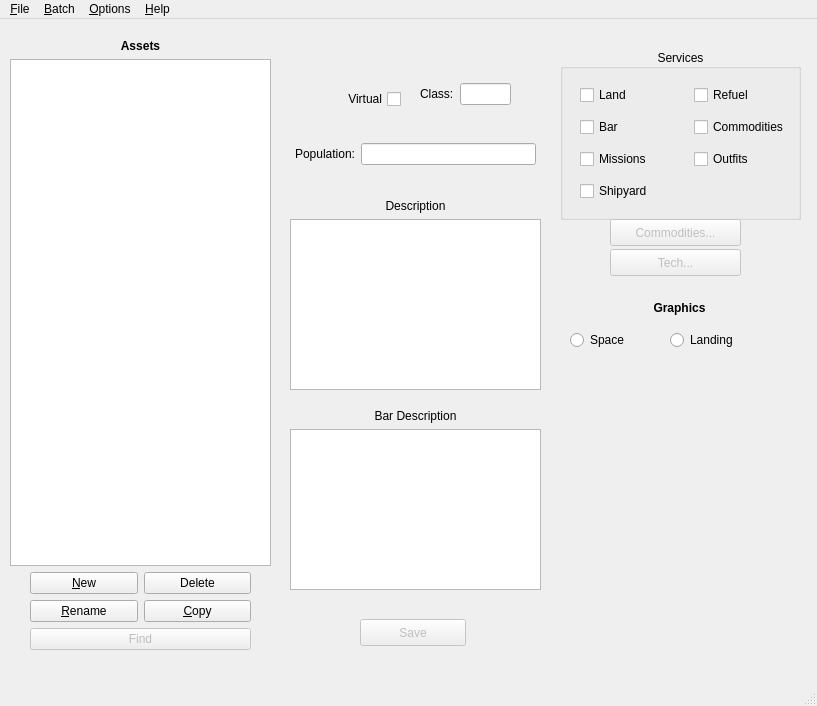
This is src/asset.ui in Cypher3c/pyTHANE as Qt 5 draws it before an edit. The edited form follows.
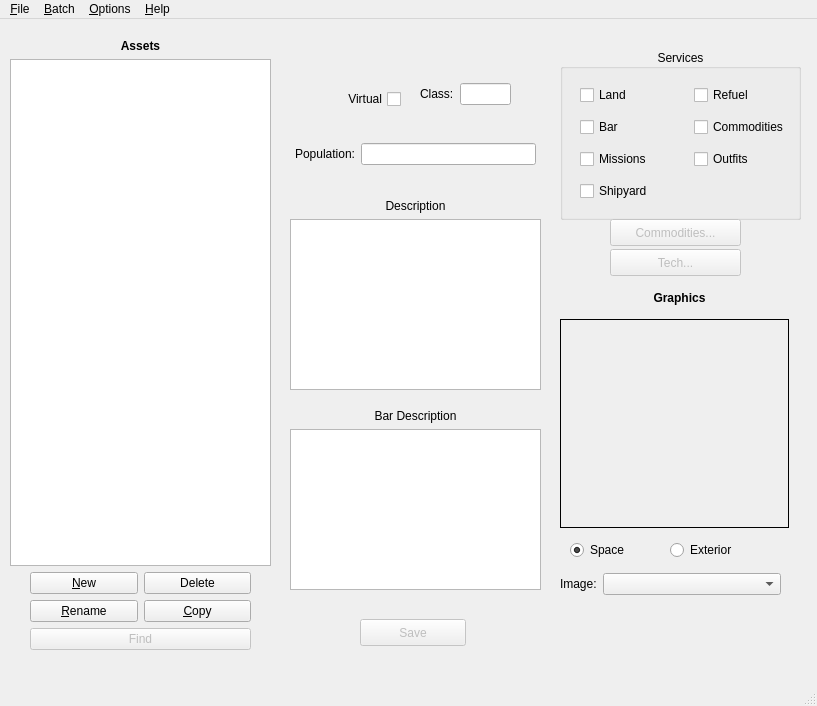
This is the edited form.

Commit message: More gui goodness (beginnings of image picking)

Diff of the .ui file:
```diff
--- a/src/asset.ui
+++ b/src/asset.ui
@@ -415,10 +415,13 @@
     </layout>
    </widget>
    <widget class="QRadioButton" name="spaceRadio">
+    <property name="enabled">
+     <bool>true</bool>
+    </property>
     <property name="geometry">
      <rect>
       <x>570</x>
-      <y>310</y>
+      <y>520</y>
       <width>109</width>
       <height>22</height>
      </rect>
@@ -426,25 +429,28 @@
     <property name="text">
      <string>Space</string>
     </property>
+    <property name="checked">
+     <bool>true</bool>
+    </property>
    </widget>
    <widget class="QRadioButton" name="landingRadio">
     <property name="geometry">
      <rect>
       <x>670</x>
-      <y>310</y>
+      <y>520</y>
       <width>109</width>
       <height>22</height>
      </rect>
     </property>
     <property name="text">
-     <string>Landing</string>
+     <string>Exterior</string>
     </property>
    </widget>
    <widget class="QLabel" name="label_4">
     <property name="geometry">
      <rect>
       <x>550</x>
-      <y>280</y>
+      <y>270</y>
       <width>259</width>
       <height>17</height>
      </rect>
@@ -466,12 +472,52 @@
     <property name="geometry">
      <rect>
       <x>560</x>
-      <y>350</y>
-      <width>231</width>
-      <height>211</height>
+      <y>540</y>
+      <width>221</width>
+      <height>51</height>
      </rect>
     </property>
-    <layout class="QGridLayout" name="gridLayout_4"/>
+    <layout class="QGridLayout" name="gridLayout_5">
+     <item row="0" column="2">
+      <widget class="QComboBox" name="gfxCombo">
+       <property name="sizePolicy">
+        <sizepolicy hsizetype="MinimumExpanding" vsizetype="Fixed">
+         <horstretch>0</horstretch>
+         <verstretch>0</verstretch>
+        </sizepolicy>
+       </property>
+      </widget>
+     </item>
+     <item row="0" column="1">
+      <widget class="QLabel" name="label_5">
+       <property name="text">
+        <string>Image:</string>
+       </property>
+      </widget>
+     </item>
+    </layout>
+   </widget>
+   <widget class="QLabel" name="gfxLabel">
+    <property name="geometry">
+     <rect>
+      <x>560</x>
+      <y>300</y>
+      <width>229</width>
+      <height>209</height>
+     </rect>
+    </property>
+    <property name="sizePolicy">
+     <sizepolicy hsizetype="MinimumExpanding" vsizetype="MinimumExpanding">
+      <horstretch>0</horstretch>
+      <verstretch>0</verstretch>
+     </sizepolicy>
+    </property>
+    <property name="frameShape">
+     <enum>QFrame::Box</enum>
+    </property>
+    <property name="text">
+     <string/>
+    </property>
    </widget>
   </widget>
   <widget class="QMenuBar" name="menubar">
```
Left out of the diff: 4 changed lines with no effect on the pictures. The commit also changes 4 other files.
